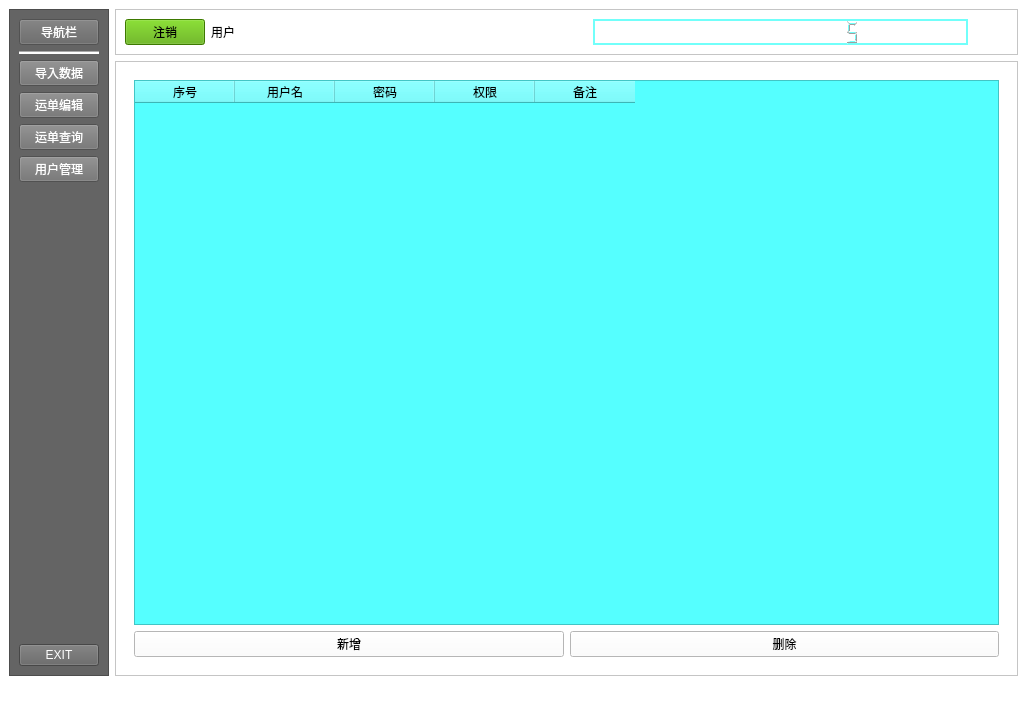
Qt form 物流/ui/mainwindow.ui (cnfengwei/wuliu) before a commit.
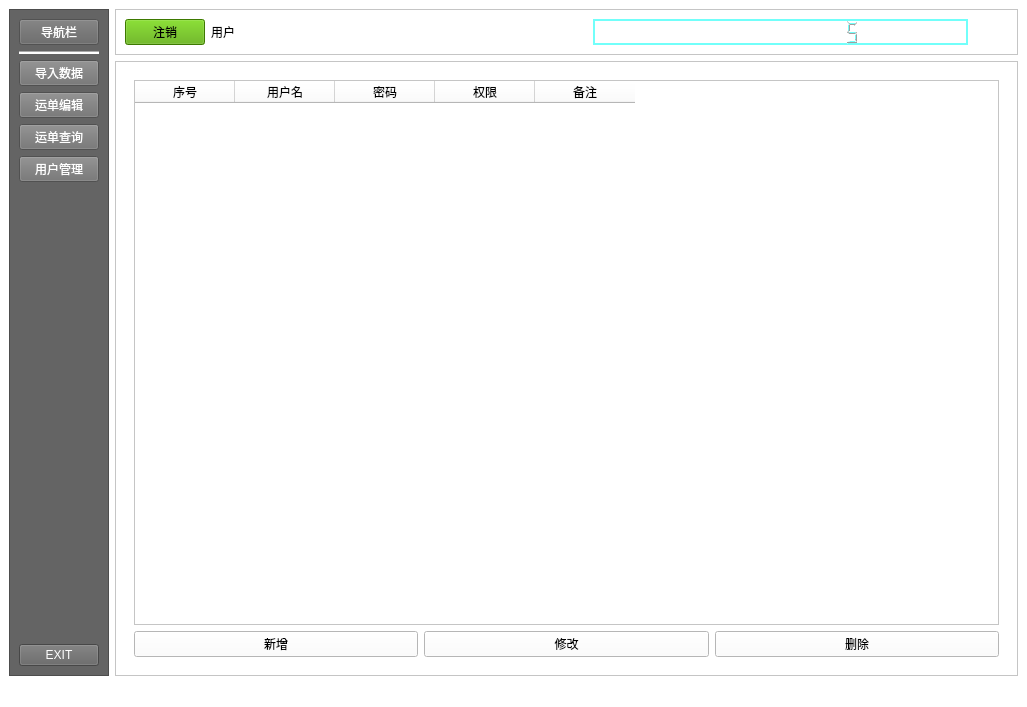
The same form after that commit. The open tabs and pages were chosen to show the change. Icons and pictures are not drawn.

What changed in the file:
```diff
--- a/物流/ui/mainwindow.ui
+++ b/物流/ui/mainwindow.ui
@@ -378,11 +378,10 @@
          <property name="currentIndex">
           <number>4</number>
          </property>
-         <widget class="QWidget" name="page_3"/>
          <widget class="QWidget" name="page_4">
           <layout class="QGridLayout" name="gridLayout_9"/>
          </widget>
-         <widget class="QWidget" name="bill_serach_page">
+         <widget class="QWidget" name="page1_bill_serach">
           <layout class="QGridLayout" name="gridLayout_7">
            <item row="0" column="0">
             <widget class="QLabel" name="label_4">
@@ -393,10 +392,10 @@
            </item>
           </layout>
          </widget>
-         <widget class="QWidget" name="page_6">
+         <widget class="QWidget" name="page2_bill_edit">
           <layout class="QGridLayout" name="gridLayout_8">
            <item row="0" column="0">
-            <widget class="QLabel" name="bill_edit_page">
+            <widget class="QLabel" name="bill_edit_tab">
              <property name="text">
               <string>billedit</string>
              </property>
@@ -404,7 +403,7 @@
            </item>
           </layout>
          </widget>
-         <widget class="QWidget" name="import_data_page">
+         <widget class="QWidget" name="page3_import_data">
           <layout class="QGridLayout" name="gridLayout_6">
            <item row="0" column="0" colspan="2">
             <widget class="QTableWidget" name="table_import_exceldata">
@@ -485,7 +484,7 @@
            </item>
           </layout>
          </widget>
-         <widget class="QWidget" name="page_users">
+         <widget class="QWidget" name="page4_users">
           <property name="sizePolicy">
            <sizepolicy hsizetype="Preferred" vsizetype="Preferred">
             <horstretch>5</horstretch>
@@ -499,7 +498,26 @@
            </size>
           </property>
           <layout class="QGridLayout" name="gridLayout_5">
-           <item row="0" column="0" colspan="2">
+           <item row="1" column="2">
+            <widget class="QPushButton" name="del_user_btn">
+             <property name="minimumSize">
+              <size>
+               <width>0</width>
+               <height>14</height>
+              </size>
+             </property>
+             <property name="baseSize">
+              <size>
+               <width>15</width>
+               <height>14</height>
+              </size>
+             </property>
+             <property name="text">
+              <string>删除</string>
+             </property>
+            </widget>
+           </item>
+           <item row="0" column="0" colspan="3">
             <widget class="QTableWidget" name="table_users">
              <property name="sizePolicy">
               <sizepolicy hsizetype="Minimum" vsizetype="Minimum">
@@ -508,8 +526,17 @@
               </sizepolicy>
              </property>
              <property name="styleSheet">
-              <string notr="true">background-color: rgb(85, 255, 255);</string>
+              <string notr="true"/>
              </property>
+             <property name="editTriggers">
+              <set>QAbstractItemView::NoEditTriggers</set>
+             </property>
+             <property name="alternatingRowColors">
+              <bool>true</bool>
+             </property>
+             <attribute name="verticalHeaderVisible">
+              <bool>false</bool>
+             </attribute>
              <column>
               <property name="text">
                <string>序号</string>
@@ -538,28 +565,22 @@
             </widget>
            </item>
            <item row="1" column="0">
-            <widget class="QPushButton" name="pushButton_10">
+            <widget class="QPushButton" name="add_user_btn">
              <property name="text">
               <string>新增</string>
              </property>
+             <property name="checkable">
+              <bool>false</bool>
+             </property>
             </widget>
            </item>
            <item row="1" column="1">
-            <widget class="QPushButton" name="pushButton_9">
-             <property name="minimumSize">
-              <size>
-               <width>0</width>
-               <height>14</height>
-              </size>
-             </property>
-             <property name="baseSize">
-              <size>
-               <width>15</width>
-               <height>14</height>
-              </size>
-             </property>
+            <widget class="QPushButton" name="user_edit_btn">
              <property name="text">
-              <string>删除</string>
+              <string>修改</string>
+             </property>
+             <property name="checkable">
+              <bool>false</bool>
              </property>
             </widget>
            </item>
```
Left out of the diff: 16 changed lines with no effect on the pictures.
